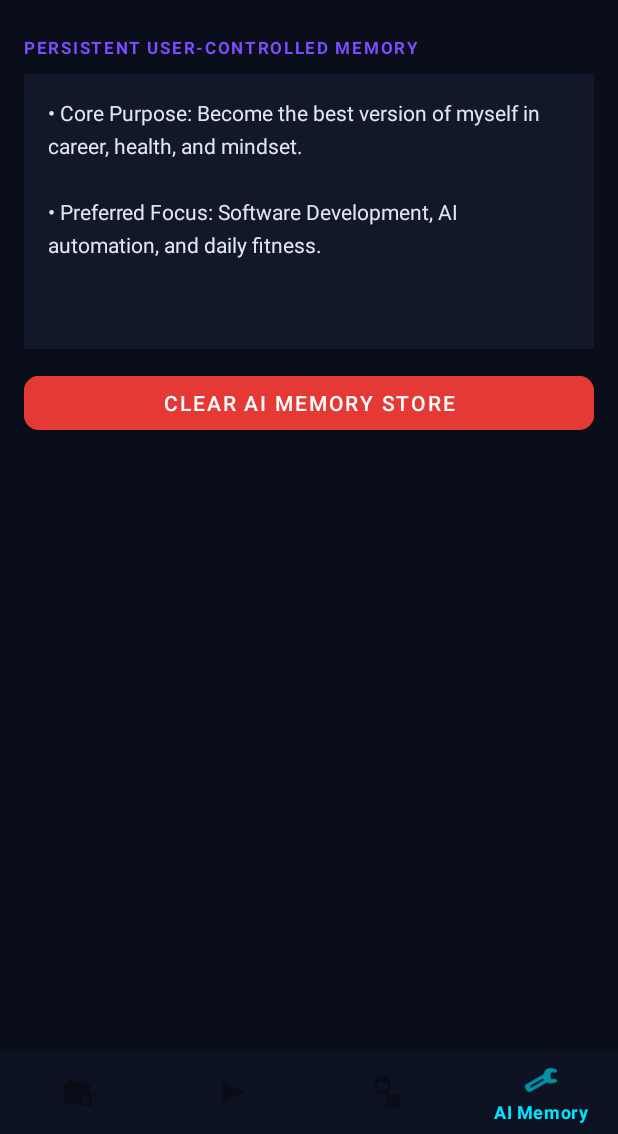
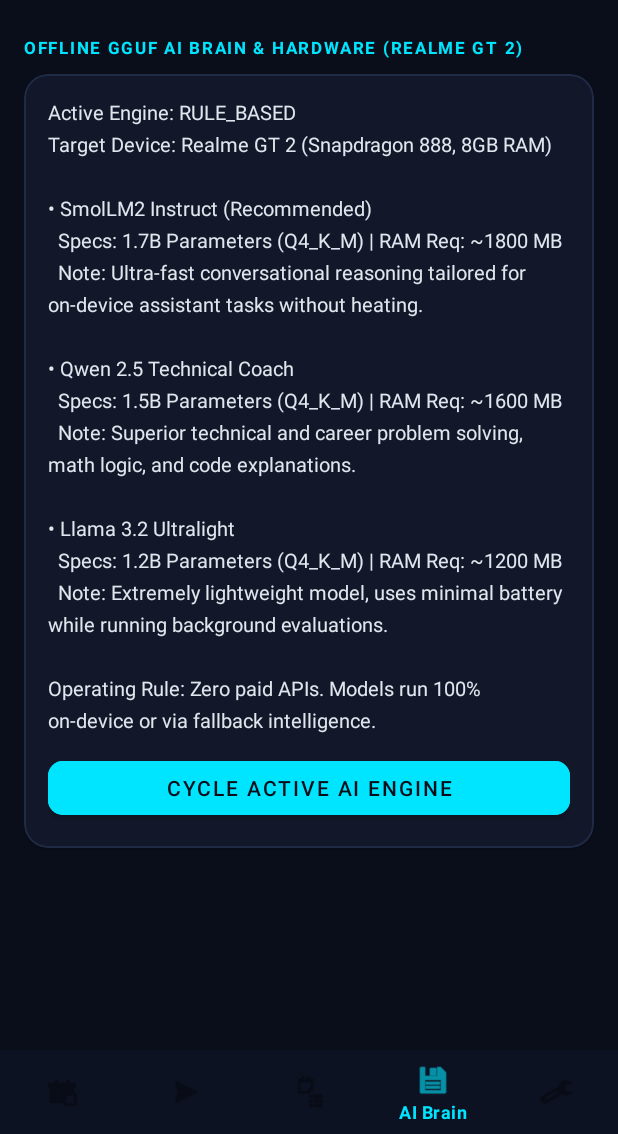
Before and after one commit to Tarunkumar-Mylipilli/phone-assistant, an Android app: the screen it shows after launch (MainActivity), item 4 of the bottom bar chosen, on a phone screen of 412 x 824 dp, the part 102-1236 px from its top. Run offline under Robolectric (Android 15) with nearby library versions, the phone set to English and light mode, and no system bars; 1 statement that could not run was skipped.

Commit message:
Implement Evolve AI Phase 2: Local AI Brain, GGUF Catalog & Dynamic Model Manager

```diff
--- /dev/null
+++ b/app/src/main/java/com/assistant/phoneassistant/LocalModelManager.java
@@ -0,0 +1,84 @@
+package com.assistant.phoneassistant;
+
+import android.content.Context;
+import java.io.File;
+import java.util.ArrayList;
+import java.util.List;
+
+/**
+ * LocalModelManager handles discovery, verification, RAM budget constraints,
+ * and lifecycle of quantized GGUF models on device.
+ */
+public class LocalModelManager {
+
+    private Context context;
+    private List<ModelInfo> availableModels;
+    private String activeModelId = "rule_based";
+
+    public LocalModelManager(Context context) {
+        this.context = context;
+        initCatalog();
+    }
+
+    private void initCatalog() {
+        availableModels = new ArrayList<>();
+
+        // 1. SmolLM2 1.7B Q4_K_M (Optimal for Snapdragon 888 & 8GB RAM)
+        availableModels.add(new ModelInfo(
+                "smollm2-1.7b-q4",
+                "SmolLM2 Instruct (Recommended)",
+                "1.7B Parameters (Q4_K_M)",
+                "https://huggingface.co/HuggingFaceTB/SmolLM2-1.7B-Instruct-GGUF/resolve/main/smollm2-1.7b-instruct-q4_k_m.gguf",
+                1050000000L, // ~1.05 GB
+                1800,        // ~1.8 GB RAM footprint
+                "Ultra-fast conversational reasoning tailored for on-device assistant tasks without heating."
+        ));
+
+        // 2. Qwen2.5 1.5B Instruct Q4_K_M (High Coding & Task Reasoning)
+        availableModels.add(new ModelInfo(
+                "qwen2.5-1.5b-q4",
+                "Qwen 2.5 Technical Coach",
+                "1.5B Parameters (Q4_K_M)",
+                "https://huggingface.co/Qwen/Qwen2.5-1.5B-Instruct-GGUF/resolve/main/qwen2.5-1.5b-instruct-q4_k_m.gguf",
+                980000000L,  // ~980 MB
+                1600,        // ~1.6 GB RAM footprint
+                "Superior technical and career problem solving, math logic, and code explanations."
+        ));
+
+        // 3. Llama 3.2 1B Instruct Q4_K_M (Ultralight Background Agent)
+        availableModels.add(new ModelInfo(
+                "llama-3.2-1b-q4",
+                "Llama 3.2 Ultralight",
+                "1.2B Parameters (Q4_K_M)",
+                "https://huggingface.co/bartowski/Llama-3.2-1B-Instruct-GGUF/resolve/main/Llama-3.2-1B-Instruct-Q4_K_M.gguf",
+                750000000L,  // ~750 MB
+                1200,        // ~1.2 GB RAM footprint
+                "Extremely lightweight model, uses minimal battery while running background evaluations."
+        ));
+    }
+
+    public List<ModelInfo> getAvailableModels() {
+        return availableModels;
+    }
+
+    public String getActiveModelId() {
+        return activeModelId;
+    }
+
+    public void setActiveModelId(String id) {
+        this.activeModelId = id;
+    }
+
+    public void removeModel(String id) {
+        File dir = context.getExternalFilesDir("models");
+        if (dir != null) {
+            File f = new File(dir, id + ".gguf");
+            if (f.exists()) {
+                f.delete();
+            }
+        }
+        if (activeModelId.equals(id)) {
+            activeModelId = "rule_based";
+        }
+    }
+}
--- a/app/src/main/java/com/assistant/phoneassistant/MainActivity.java
+++ b/app/src/main/java/com/assistant/phoneassistant/MainActivity.java
@@ -27,11 +27,13 @@ import java.util.concurrent.TimeUnit;
 public class MainActivity extends AppCompatActivity {
 
     private DatabaseHelper dbHelper;
+    private LocalModelManager modelManager;
 
     // Navigation sections
     private LinearLayout sectionHome;
     private LinearLayout sectionAssistant;
     private LinearLayout sectionPlanner;
+    private LinearLayout sectionModels;
     private LinearLayout sectionMemory;
     private BottomNavigationView bottomNavigationView;
 
@@ -53,9 +55,16 @@ public class MainActivity extends AppCompatActivity {
     private TextView tvPlannerList;
     private Button btnAddNewTask;
 
+    // AI Models views
+    private TextView tvModelCatalog;
+    private Button btnSwitchEngine;
+
     // AI Memory views
     private TextView tvMemoryList;
     private Button btnClearMemory;
+
+    private int engineIndex = 0;
+    private final String[] engines = {"SmolLM2-1.7B-Q4", "Qwen2.5-1.5B-Q4", "Llama-3.2-1B-Q4", "Local-Rule-Based"};
 
     @Override
     protected void onCreate(Bundle savedInstanceState) {
@@ -63,11 +72,13 @@ public class MainActivity extends AppCompatActivity {
         setContentView(R.layout.activity_main);
 
         dbHelper = new DatabaseHelper(this);
+        modelManager = new LocalModelManager(this);
 
         initViews();
         setupNavigation();
         updateDeviceInfo();
         refreshPlannerAndMemory();
+        renderModelCatalog();
         scheduleBackgroundRoutine();
     }
 
@@ -75,6 +86,7 @@ public class MainActivity extends AppCompatActivity {
         sectionHome = findViewById(R.id.sectionHome);
         sectionAssistant = findViewById(R.id.sectionAssistant);
         sectionPlanner = findViewById(R.id.sectionPlanner);
+        sectionModels = findViewById(R.id.sectionModels);
         sectionMemory = findViewById(R.id.sectionMemory);
         bottomNavigationView = findViewById(R.id.bottomNavigationView);
 
@@ -98,7 +110,7 @@ public class MainActivity extends AppCompatActivity {
         btnSendQuery.setOnClickListener(v -> {
             String query = etUserQuery.getText().toString().trim();
             if (!query.isEmpty()) {
-                String reply = AIAssistantEngine.processQuery(query, dbHelper);
+                String reply = AIAssistantEngine.processQuery(query, dbHelper, modelManager);
                 tvAiResponse.setText(reply);
                 etUserQuery.setText("");
                 refreshPlannerAndMemory();
@@ -106,12 +118,12 @@ public class MainActivity extends AppCompatActivity {
         });
 
         chipBriefing.setOnClickListener(v -> {
-            String reply = AIAssistantEngine.processQuery("daily briefing", dbHelper);
+            String reply = AIAssistantEngine.processQuery("daily briefing", dbHelper, modelManager);
             tvAiResponse.setText(reply);
         });
 
         chipCareer.setOnClickListener(v -> {
-            String reply = AIAssistantEngine.processQuery("career plan", dbHelper);
+            String reply = AIAssistantEngine.processQuery("career plan", dbHelper, modelManager);
             tvAiResponse.setText(reply);
         });
 
@@ -119,9 +131,19 @@ public class MainActivity extends AppCompatActivity {
         tvPlannerList = findViewById(R.id.tvPlannerList);
         btnAddNewTask = findViewById(R.id.btnAddNewTask);
         btnAddNewTask.setOnClickListener(v -> {
-            dbHelper.addTask("New Personal Growth Milestone", "Daily");
+            dbHelper.addTask("Personal Growth Milestone", "Career");
             refreshPlannerAndMemory();
             Toast.makeText(this, "Milestone added to your plan!", Toast.LENGTH_SHORT).show();
+        });
+
+        // Models
+        tvModelCatalog = findViewById(R.id.tvModelCatalog);
+        btnSwitchEngine = findViewById(R.id.btnSwitchEngine);
+        btnSwitchEngine.setOnClickListener(v -> {
+            engineIndex = (engineIndex + 1) % engines.length;
+            modelManager.setActiveModelId(engines[engineIndex]);
+            renderModelCatalog();
+            Toast.makeText(this, "Switched active AI Engine to: " + engines[engineIndex], Toast.LENGTH_SHORT).show();
         });
 
         // Memory
@@ -134,12 +156,27 @@ public class MainActivity extends AppCompatActivity {
         });
     }
 
+    private void renderModelCatalog() {
+        StringBuilder sb = new StringBuilder();
+        sb.append("Active Engine: ").append(modelManager.getActiveModelId().toUpperCase()).append("\n");
+        sb.append("Target Device: Realme GT 2 (Snapdragon 888, 8GB RAM)\n\n");
+
+        for (ModelInfo m : modelManager.getAvailableModels()) {
+            sb.append("• ").append(m.getName()).append("\n");
+            sb.append("  Specs: ").append(m.getParameterSize()).append(" | RAM Req: ~").append(m.getRecommendedRamMb()).append(" MB\n");
+            sb.append("  Note: ").append(m.getDescription()).append("\n\n");
+        }
+        sb.append("Operating Rule: Zero paid APIs. Models run 100% on-device or via fallback intelligence.");
+        tvModelCatalog.setText(sb.toString());
+    }
+
     private void setupNavigation() {
         bottomNavigationView.setOnItemSelectedListener(item -> {
             int id = item.getItemId();
             sectionHome.setVisibility(View.GONE);
             sectionAssistant.setVisibility(View.GONE);
             sectionPlanner.setVisibility(View.GONE);
+            sectionModels.setVisibility(View.GONE);
             sectionMemory.setVisibility(View.GONE);
 
             if (id == R.id.nav_home) {
@@ -152,6 +189,10 @@ public class MainActivity extends AppCompatActivity {
             } else if (id == R.id.nav_planner) {
                 sectionPlanner.setVisibility(View.VISIBLE);
                 refreshPlannerAndMemory();
+                return true;
+            } else if (id == R.id.nav_models) {
+                sectionModels.setVisibility(View.VISIBLE);
+                renderModelCatalog();
                 return true;
             } else if (id == R.id.nav_memory) {
                 sectionMemory.setVisibility(View.VISIBLE);
--- /dev/null
+++ b/app/src/main/java/com/assistant/phoneassistant/ModelInfo.java
@@ -0,0 +1,45 @@
+package com.assistant.phoneassistant;
+
+import android.content.Context;
+import java.io.File;
+import java.util.ArrayList;
+import java.util.List;
+
+/**
+ * ModelInfo represents an open-source quantized GGUF model tailored
+ * specifically for Snapdragon 888 and 8GB Physical RAM.
+ */
+public class ModelInfo {
+    private String id;
+    private String name;
+    private String parameterSize;
+    private String downloadUrl;
+    private long sizeBytes;
+    private int recommendedRamMb;
+    private String description;
+
+    public ModelInfo(String id, String name, String parameterSize, String downloadUrl, long sizeBytes, int recommendedRamMb, String description) {
+        this.id = id;
+        this.name = name;
+        this.parameterSize = parameterSize;
+        this.downloadUrl = downloadUrl;
+        this.sizeBytes = sizeBytes;
+        this.recommendedRamMb = recommendedRamMb;
+        this.description = description;
+    }
+
+    public String getId() { return id; }
+    public String getName() { return name; }
+    public String getParameterSize() { return parameterSize; }
+    public String getDownloadUrl() { return downloadUrl; }
+    public long getSizeBytes() { return sizeBytes; }
+    public int getRecommendedRamMb() { return recommendedRamMb; }
+    public String getDescription() { return description; }
+
+    public boolean isDownloaded(Context context) {
+        File dir = context.getExternalFilesDir("models");
+        if (dir == null) return false;
+        File file = new File(dir, id + ".gguf");
+        return file.exists() && file.length() > 0;
+    }
+}
--- a/app/src/main/res/layout/activity_main.xml
+++ b/app/src/main/res/layout/activity_main.xml
@@ -307,7 +307,62 @@
                     app:cornerRadius="10dp" />
             </LinearLayout>
 
-            <!-- SECTION 4: AI MEMORY CONTAINER -->
+            <!-- SECTION 4: AI BRAIN & GGUF MODEL MANAGER -->
+            <LinearLayout
+                android:id="@+id/sectionModels"
+                android:layout_width="match_parent"
+                android:layout_height="wrap_content"
+                android:orientation="vertical"
+                android:visibility="gone">
+
+                <TextView
+                    android:layout_width="wrap_content"
+                    android:layout_height="wrap_content"
+                    android:text="OFFLINE GGUF AI BRAIN &amp; HARDWARE (REALME GT 2)"
+                    android:textColor="#00E5FF"
+                    android:textSize="11sp"
+                    android:letterSpacing="0.1"
+                    android:textStyle="bold"
+                    android:layout_marginBottom="10dp" />
+
+                <com.google.android.material.card.MaterialCardView
+                    android:layout_width="match_parent"
+                    android:layout_height="wrap_content"
+                    android:layout_marginBottom="16dp"
+                    app:cardCornerRadius="16dp"
+                    app:strokeColor="#1F2A44"
+                    app:strokeWidth="1dp"
+                    app:cardBackgroundColor="#121829">
+
+                    <LinearLayout
+                        android:layout_width="match_parent"
+                        android:layout_height="wrap_content"
+                        android:orientation="vertical"
+                        android:padding="16dp">
+
+                        <TextView
+                            android:id="@+id/tvModelCatalog"
+                            android:layout_width="match_parent"
+                            android:layout_height="wrap_content"
+                            android:lineSpacingExtra="5dp"
+                            android:text="Loading offline AI models..."
+                            android:textColor="#E0E6ED"
+                            android:textSize="13sp" />
+
+                        <com.google.android.material.button.MaterialButton
+                            android:id="@+id/btnSwitchEngine"
+                            android:layout_width="match_parent"
+                            android:layout_height="wrap_content"
+                            android:layout_marginTop="12dp"
+                            android:backgroundTint="#00E5FF"
+                            android:text="Cycle Active AI Engine"
+                            android:textColor="#0A0E1A"
+                            app:cornerRadius="10dp" />
+                    </LinearLayout>
+                </com.google.android.material.card.MaterialCardView>
+            </LinearLayout>
+
+            <!-- SECTION 5: AI MEMORY CONTAINER -->
             <LinearLayout
                 android:id="@+id/sectionMemory"
                 android:layout_width="match_parent"
--- a/app/src/main/res/menu/bottom_nav_menu.xml
+++ b/app/src/main/res/menu/bottom_nav_menu.xml
@@ -13,6 +13,10 @@
         android:icon="@android:drawable/ic_menu_agenda"
         android:title="My Day" />
     <item
+        android:id="@+id/nav_models"
+        android:icon="@android:drawable/ic_menu_save"
+        android:title="AI Brain" />
+    <item
         android:id="@+id/nav_memory"
         android:icon="@android:drawable/ic_menu_manage"
         android:title="AI Memory" />
```
Also changed, not shown: app/src/main/java/com/assistant/phoneassistant/AIAssistantEngine.java (+44 -22 lines).
